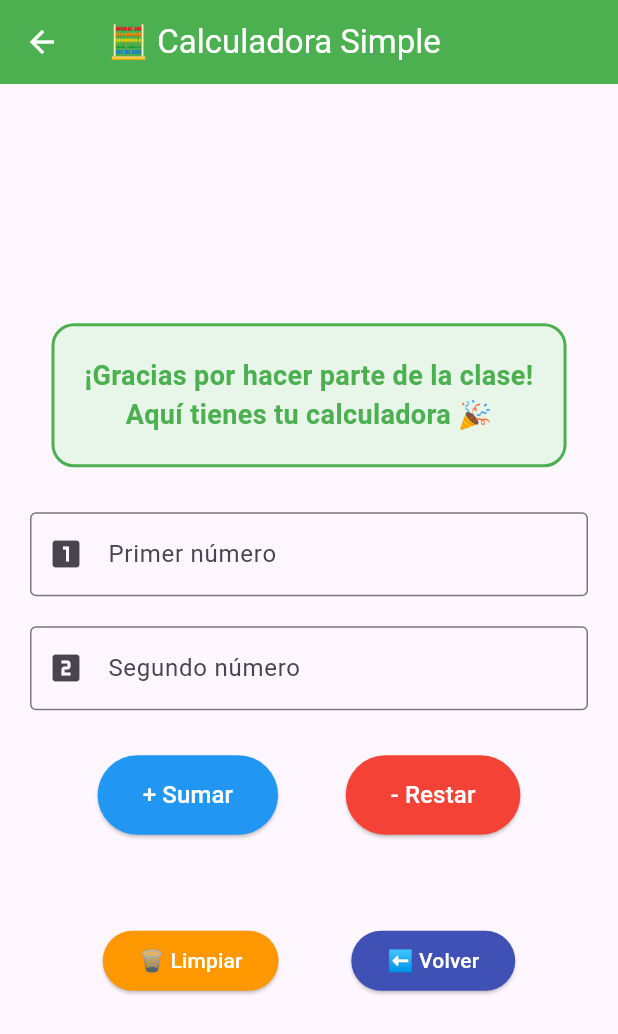
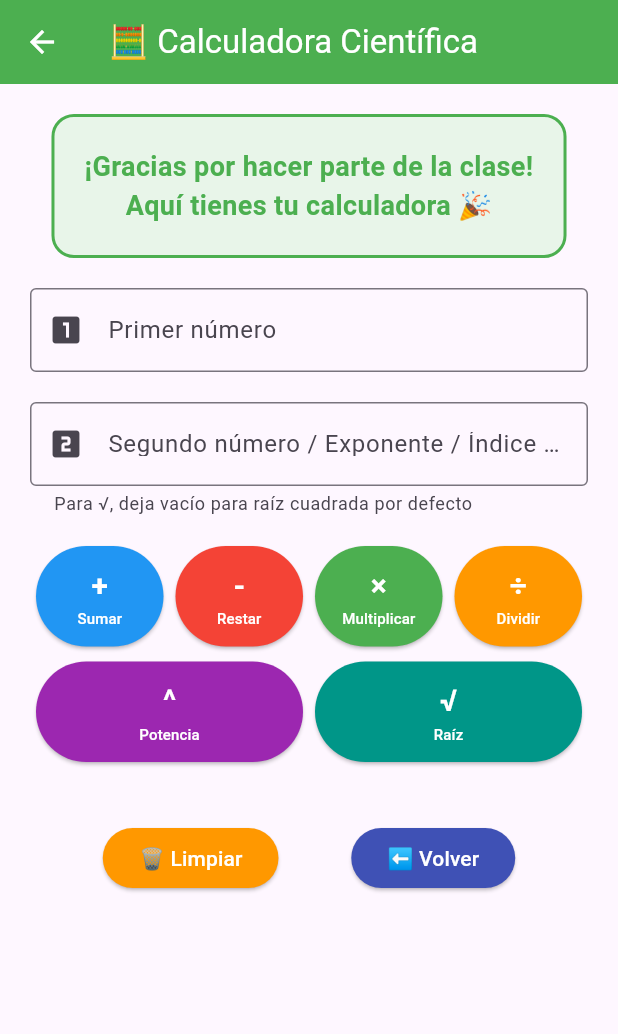
Before and after one commit to marlonyi/electiva, a Flutter app: the PantallaCalculadora screen opened directly, on a phone screen of 412 x 824 dp. Shown: the top 1034 px of the screen. Run offline on Flutter 3.47's test engine with Material 3 defaults, Android fonts, the light colour scheme and no system bars.

Commit message:
Mejorar la calculadora: agregar validaciones, detalles de operaciones y botones de funciones avanzadas

```diff
--- a/lib/main.dart
+++ b/lib/main.dart
@@ -1,4 +1,5 @@
 import 'package:flutter/material.dart';
+import 'dart:math' as math;
 
 void main() {
   runApp(const MyApp());
@@ -224,12 +225,26 @@ class _PantallaCalculadoraState extends State<PantallaCalculadora> {
   double numero2 = 0;
   double resultado = 0;
   String operacion = '';
+  String detalleOperacion = '';
   bool esperandoSegundoNumero = false;
 
   final TextEditingController _controllerNumero1 = TextEditingController();
   final TextEditingController _controllerNumero2 = TextEditingController();
 
   void calcular(String op) {
+    // Validación para operaciones que solo requieren un número
+    if (op == '√') {
+      if (_controllerNumero1.text.isEmpty) {
+        ScaffoldMessenger.of(context).showSnackBar(
+          const SnackBar(
+            content: Text('¡Por favor ingresa el número!'),
+            backgroundColor: Colors.orange,
+          ),
+        );
+        return;
+      }
+    } else {
+      // Validación para operaciones que requieren dos números
       if (_controllerNumero1.text.isEmpty || _controllerNumero2.text.isEmpty) {
         ScaffoldMessenger.of(context).showSnackBar(
           const SnackBar(
@@ -239,16 +254,58 @@ class _PantallaCalculadoraState extends State<PantallaCalculadora> {
         );
         return;
       }
+    }
 
     setState(() {
       numero1 = double.tryParse(_controllerNumero1.text) ?? 0;
       numero2 = double.tryParse(_controllerNumero2.text) ?? 0;
       operacion = op;
+      detalleOperacion = '';
 
-      if (op == '+') {
+      switch (op) {
+        case '+':
           resultado = numero1 + numero2;
-      } else if (op == '-') {
+          detalleOperacion = '$numero1 + $numero2 = $resultado';
+          break;
+        case '-':
           resultado = numero1 - numero2;
+          detalleOperacion = '$numero1 - $numero2 = $resultado';
+          break;
+        case '×':
+          resultado = numero1 * numero2;
+          detalleOperacion = '$numero1 × $numero2 = $resultado';
+          break;
+        case '÷':
+          if (numero2 != 0) {
+            double cociente = numero1 / numero2;
+            double residuo = numero1 % numero2;
+            resultado = cociente;
+            detalleOperacion =
+                '$numero1 ÷ $numero2 = ${cociente.toStringAsFixed(2)}';
+            if (residuo != 0) {
+              detalleOperacion += ' (residuo: ${residuo.toStringAsFixed(2)})';
+            }
+          } else {
+            detalleOperacion = 'Error: División por cero';
+            resultado = 0;
+          }
+          break;
+        case '^':
+          resultado = math.pow(numero1, numero2).toDouble();
+          detalleOperacion = '$numero1^$numero2 = $resultado';
+          break;
+        case '√':
+          if (numero2 == 0) numero2 = 2; // Raíz cuadrada por defecto
+          if (numero1 >= 0) {
+            resultado = math.pow(numero1, 1 / numero2).toDouble();
+            detalleOperacion =
+                '${numero2.toInt()}√$numero1 = ${resultado.toStringAsFixed(4)}';
+          } else {
+            detalleOperacion =
+                'Error: No se puede calcular raíz de número negativo';
+            resultado = 0;
+          }
+          break;
       }
     });
   }
@@ -261,7 +318,37 @@ class _PantallaCalculadoraState extends State<PantallaCalculadora> {
       numero2 = 0;
       resultado = 0;
       operacion = '';
+      detalleOperacion = '';
     });
+  }
+
+  Widget _buildOperationButton(String symbol, String name, Color color) {
+    return Expanded(
+      child: Padding(
+        padding: const EdgeInsets.symmetric(horizontal: 4.0),
+        child: ElevatedButton(
+          onPressed: () => calcular(symbol),
+          style: ElevatedButton.styleFrom(
+            backgroundColor: color,
+            foregroundColor: Colors.white,
+            padding: const EdgeInsets.symmetric(vertical: 12),
+          ),
+          child: Column(
+            mainAxisSize: MainAxisSize.min,
+            children: [
+              Text(
+                symbol,
+                style: const TextStyle(
+                  fontSize: 20,
+                  fontWeight: FontWeight.bold,
+                ),
+              ),
+              Text(name, style: const TextStyle(fontSize: 10)),
+            ],
+          ),
+        ),
+      ),
+    );
   }
 
   @override
@@ -275,14 +362,14 @@ class _PantallaCalculadoraState extends State<PantallaCalculadora> {
   Widget build(BuildContext context) {
     return Scaffold(
       appBar: AppBar(
-        title: const Text('🧮 Calculadora Simple'),
+        title: const Text('🧮 Calculadora Científica'),
         backgroundColor: Colors.green,
         foregroundColor: Colors.white,
       ),
-      body: Padding(
+      body: SingleChildScrollView(
         padding: const EdgeInsets.all(20.0),
         child: Column(
-          mainAxisAlignment: MainAxisAlignment.center,
+          mainAxisAlignment: MainAxisAlignment.start,
           children: [
             // Título de bienvenida
             Container(
@@ -303,7 +390,7 @@ class _PantallaCalculadoraState extends State<PantallaCalculadora> {
               ),
             ),
 
-            const SizedBox(height: 30),
+            const SizedBox(height: 20),
 
             // Campo para el primer número
             TextField(
@@ -318,84 +405,107 @@ class _PantallaCalculadoraState extends State<PantallaCalculadora> {
 
             const SizedBox(height: 20),
 
-            // Campo para el segundo número
+            // Campo para el segundo número / exponente / base
             TextField(
               controller: _controllerNumero2,
               keyboardType: TextInputType.number,
               decoration: const InputDecoration(
-                labelText: 'Segundo número',
+                labelText: 'Segundo número / Exponente / Índice de raíz',
                 border: OutlineInputBorder(),
                 prefixIcon: Icon(Icons.looks_two),
+                helperText: 'Para √, deja vacío para raíz cuadrada por defecto',
               ),
             ),
 
-            const SizedBox(height: 30),
+            const SizedBox(height: 20),
 
-            // Botones de operaciones
+            // Botones de operaciones básicas
             Row(
               mainAxisAlignment: MainAxisAlignment.spaceEvenly,
               children: [
-                // Botón sumar
-                ElevatedButton(
-                  onPressed: () => calcular('+'),
-                  style: ElevatedButton.styleFrom(
-                    backgroundColor: Colors.blue,
-                    foregroundColor: Colors.white,
-                    padding: const EdgeInsets.symmetric(
-                      horizontal: 30,
-                      vertical: 15,
-                    ),
-                  ),
-                  child: const Text('+ Sumar', style: TextStyle(fontSize: 16)),
-                ),
-
-                // Botón restar
-                ElevatedButton(
-                  onPressed: () => calcular('-'),
-                  style: ElevatedButton.styleFrom(
-                    backgroundColor: Colors.red,
-                    foregroundColor: Colors.white,
-                    padding: const EdgeInsets.symmetric(
-                      horizontal: 30,
-                      vertical: 15,
-                    ),
-                  ),
-                  child: const Text('- Restar', style: TextStyle(fontSize: 16)),
-                ),
+                _buildOperationButton('+', 'Sumar', Colors.blue),
+                _buildOperationButton('-', 'Restar', Colors.red),
+                _buildOperationButton('×', 'Multiplicar', Colors.green),
+                _buildOperationButton('÷', 'Dividir', Colors.orange),
               ],
             ),
 
-            const SizedBox(height: 30),
+            const SizedBox(height: 10),
+
+            // Botones de operaciones avanzadas
+            Row(
+              mainAxisAlignment: MainAxisAlignment.spaceEvenly,
+              children: [
+                _buildOperationButton('^', 'Potencia', Colors.purple),
+                _buildOperationButton('√', 'Raíz', Colors.teal),
+              ],
+            ),
+
+            const SizedBox(height: 20),
 
             // Mostrar resultado
             if (operacion.isNotEmpty)
               Container(
+                width: double.infinity,
                 padding: const EdgeInsets.all(20),
                 decoration: BoxDecoration(
                   color: Colors.grey[100],
-                  borderRadius: BorderRadius.circular(10),
-                  border: Border.all(color: Colors.grey),
+                  borderRadius: BorderRadius.circular(15),
+                  border: Border.all(color: Colors.grey, width: 2),
                 ),
                 child: Column(
                   children: [
-                    Text(
-                      'Operación: $numero1 $operacion $numero2',
-                      style: const TextStyle(fontSize: 16),
-                    ),
-                    const SizedBox(height: 10),
-                    Text(
-                      'Resultado: $resultado',
-                      style: const TextStyle(
-                        fontSize: 24,
+                    const Text(
+                      '📊 Resultado de la Operación',
+                      style: TextStyle(
+                        fontSize: 18,
                         fontWeight: FontWeight.bold,
                         color: Colors.indigo,
                       ),
                     ),
+                    const SizedBox(height: 15),
+                    Container(
+                      padding: const EdgeInsets.all(15),
+                      decoration: BoxDecoration(
+                        color: Colors.white,
+                        borderRadius: BorderRadius.circular(10),
+                        boxShadow: [
+                          BoxShadow(
+                            color: Colors.grey.withOpacity(0.3),
+                            spreadRadius: 1,
+                            blurRadius: 3,
+                            offset: const Offset(0, 2),
+                          ),
+                        ],
+                      ),
+                      child: Text(
+                        detalleOperacion.isNotEmpty
+                            ? detalleOperacion
+                            : 'Calculando...',
+                        style: const TextStyle(
+                          fontSize: 16,
+                          fontWeight: FontWeight.w500,
+                          color: Colors.black87,
+                        ),
+                        textAlign: TextAlign.center,
+                      ),
+                    ),
+                    if (!detalleOperacion.contains('Error')) ...[
+                      const SizedBox(height: 10),
+                      Text(
+                        '= ${resultado.toStringAsFixed(4)}',
+                        style: const TextStyle(
+                          fontSize: 28,
+                          fontWeight: FontWeight.bold,
+                          color: Colors.green,
+                        ),
+                      ),
+                    ],
                   ],
                 ),
               ),
 
-            const SizedBox(height: 30),
+            const SizedBox(height: 20),
 
             // Botones de acción
             Row(
@@ -424,6 +534,9 @@ class _PantallaCalculadoraState extends State<PantallaCalculadora> {
                 ),
               ],
             ),
+
+            // Espaciado final para evitar overflow
+            const SizedBox(height: 20),
           ],
         ),
       ),
```
Lines whose indentation alone changed are shown as unchanged.
